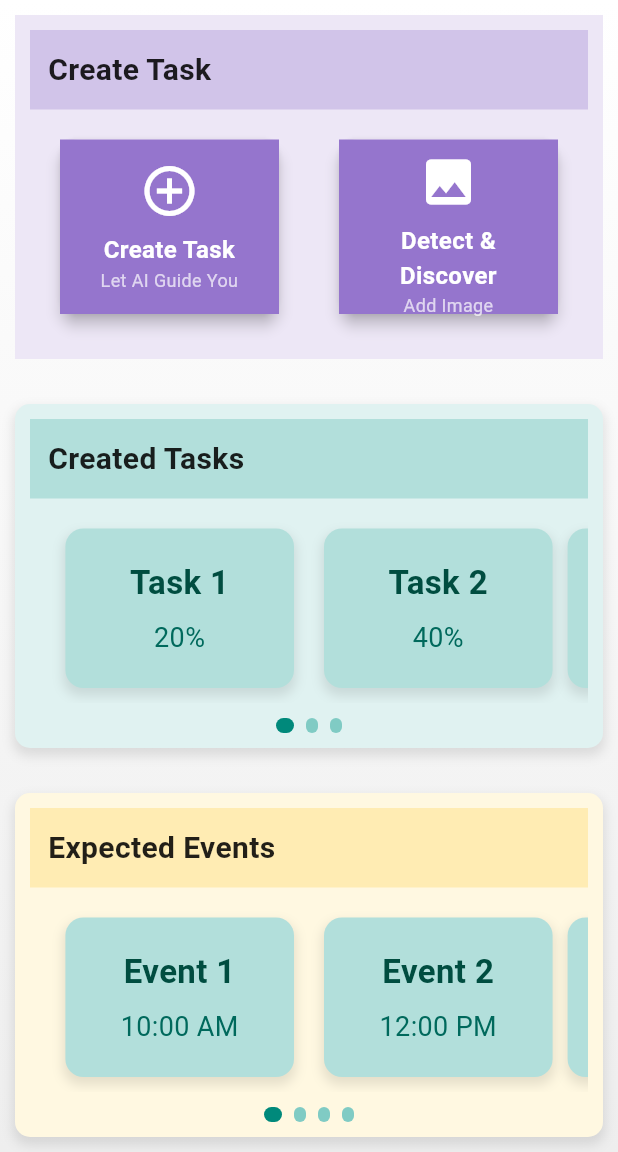
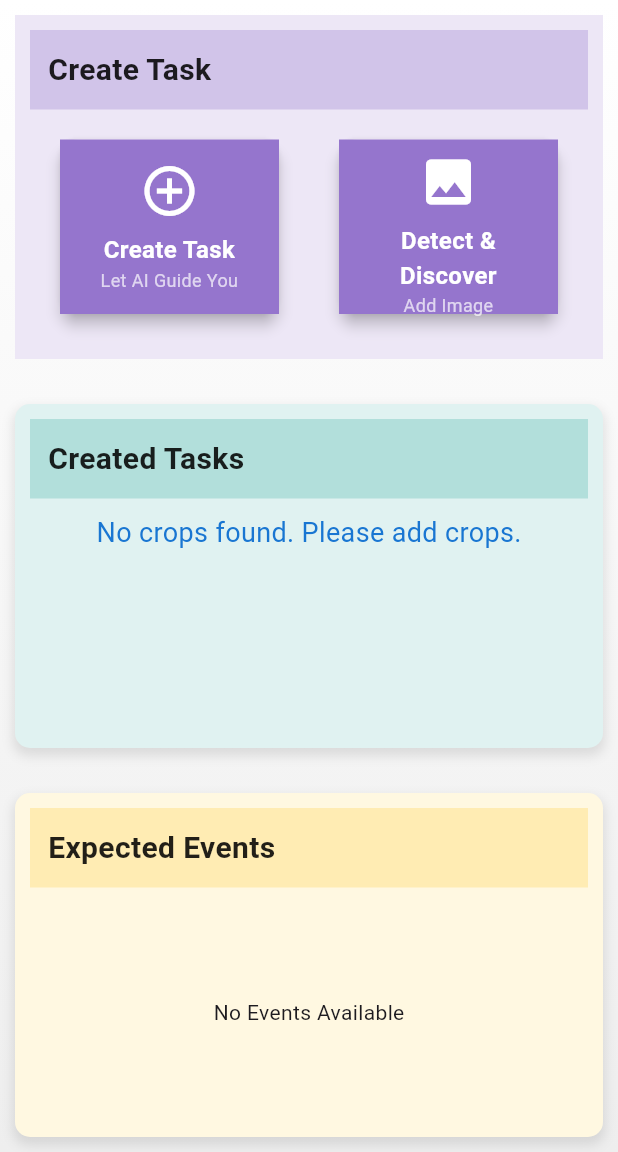
Before and after one commit to Lib1221/Smart_Gebere, a Flutter app: the screen it shows once a user with an empty profile is signed in, on a phone screen of 412 x 824 dp, the part 84-1236 px from its top. Run offline on Flutter 3.47's test engine with Material 3 defaults, Android fonts, the phone set to English and light mode, and no system bars; our stand-ins replace cloud_firestore, file_picker, firebase_auth, firebase_core, flutter_dotenv, flutter_markdown and 6 more; accounts and stored records are empty.

Commit message:
Refactor created_task.dart to fetch and display crop data from Firestore

```diff
--- a/lib/Home/created_task.dart
+++ b/lib/Home/created_task.dart
@@ -1,6 +1,6 @@
-// ignore_for_file: library_private_types_in_public_api
-
 import 'package:flutter/material.dart';
+import 'package:cloud_firestore/cloud_firestore.dart';
+import 'package:firebase_auth/firebase_auth.dart';
 
 class SlideableCreatedTasks extends StatefulWidget {
   @override
@@ -11,49 +11,87 @@ class _SlideableCreatedTasksState extends State<SlideableCreatedTasks> {
   final PageController _pageController = PageController(viewportFraction: 0.9);
   int _currentPage = 0;
 
-  final List<Map<String, String>> tasks = [
-    {'task': 'Task 1', 'progress': '20%'},
-    {'task': 'Task 2', 'progress': '40%'},
-    {'task': 'Task 3', 'progress': '60%'},
-    {'task': 'Task 4', 'progress': '80%'},
-    {'task': 'Task 5', 'progress': '100%'},
-    {'task': 'Task 6', 'progress': '50%'},
-  ];
+  List<Map<String, dynamic>> cropsData = [];
+
+  @override
+  void initState() {
+    super.initState();
+    _fetchCropsData(); // Fetch crops data from Firestore
+  }
+
+  Future<void> _fetchCropsData() async {
+    try {
+      User? user = FirebaseAuth.instance.currentUser;
+      if (user == null) return;
+
+      String uid = user.uid;
+      FirebaseFirestore firestore = FirebaseFirestore.instance;
+      DocumentReference userDocRef = firestore.collection('Farmers').doc(uid);
+
+      // Fetch crop data for this user
+      DocumentSnapshot docSnapshot = await userDocRef.get();
+      if (docSnapshot.exists) {
+        var crops = docSnapshot['crops'] as List<dynamic>;
+        setState(() {
+          cropsData = crops.map((crop) => {
+            'cropName': crop['name'],
+            'id': crop['id'],
+            'weeks': crop['weeks'].map((week) => {
+              'week': week['week'],
+              'dateRange': week['date_range'],
+              'stage': week['stage'],
+              'tasks': week['tasks'],
+              'progress': 50, // Set default progress to 50%
+            }).toList(),
+          }).toList();
+          // Reverse the cropsData list
+          cropsData = cropsData.reversed.toList();
+        });
+      } else {
+        // Handle case where no crops are found (empty state)
+        setState(() {
+          cropsData = [];
+        });
+      }
+    } catch (e) {
+      print("Error fetching crops data: $e");
+    }
+  }
 
   @override
   Widget build(BuildContext context) {
     return Column(
       children: [
+        if (cropsData.isEmpty)
+          _buildEmptyState(),  // Show empty state if no crops
+        if (cropsData.isNotEmpty)
           Expanded(
             child: PageView.builder(
               controller: _pageController,
-            itemCount: (tasks.length / 2).ceil(),
+              itemCount: (cropsData.length / 2).ceil(), // Divide by 2 to show 2 cards per page
               onPageChanged: (index) {
                 setState(() {
                   _currentPage = index;
                 });
               },
               itemBuilder: (context, pageIndex) {
-              final int firstTaskIndex = pageIndex * 2;
-              final int secondTaskIndex = firstTaskIndex + 1;
+                var startIndex = pageIndex * 2;
+                var crop1 = cropsData.length > startIndex ? cropsData[startIndex] : null;
+                var crop2 = cropsData.length > startIndex + 1 ? cropsData[startIndex + 1] : null;
 
                 return Row(
                   mainAxisAlignment: MainAxisAlignment.center,
                   children: [
-                  // First Card
+                    if (crop1 != null)
                       Expanded(
-                    child: _buildCard(
-                      tasks[firstTaskIndex]['task']!,
-                      tasks[firstTaskIndex]['progress']!,
+                        child: _buildCropCard(
+                          crop1['cropName'],
                         ),
                       ),
-                  const SizedBox(width: 10),
-                  // Second Card (check if exists)
-                  if (secondTaskIndex < tasks.length)
+                    if (crop2 != null)
                       Expanded(
-                      child: _buildCard(
-                        tasks[secondTaskIndex]['task']!,
-                        tasks[secondTaskIndex]['progress']!,
+                        child: _buildCropCard(
+                          crop2['cropName'],
                         ),
                       ),
                   ],
@@ -66,7 +104,7 @@ class _SlideableCreatedTasksState extends State<SlideableCreatedTasks> {
         Row(
           mainAxisAlignment: MainAxisAlignment.center,
           children: List.generate(
-            (tasks.length / 2).ceil(),
+            (cropsData.length / 2).ceil(), // Divide by 2 to show the correct number of dots
             (index) => AnimatedContainer(
               duration: const Duration(milliseconds: 300),
               margin: const EdgeInsets.symmetric(horizontal: 4),
@@ -74,8 +112,8 @@ class _SlideableCreatedTasksState extends State<SlideableCreatedTasks> {
               width: _currentPage == index ? 12 : 8,
               decoration: BoxDecoration(
                 color: _currentPage == index
-                    ? Colors.teal.shade600
-                    : Colors.teal.shade200,
+                    ? Colors.blue.shade600  // Changed to blue color
+                    : Colors.blue.shade200, // Changed to lighter blue
                 borderRadius: BorderRadius.circular(8),
               ),
             ),
@@ -85,13 +123,23 @@ class _SlideableCreatedTasksState extends State<SlideableCreatedTasks> {
     );
   }
 
-  // Helper to build cards
-  Widget _buildCard(String task, String progress) {
+  // Helper to build empty state when no crops are found
+  Widget _buildEmptyState() {
+    return Center(
+      child: Text(
+        'No crops found. Please add crops.',
+        style: TextStyle(fontSize: 18, color: Colors.blue.shade700), // Changed to blue color
+      ),
+    );
+  }
+
+  // Helper to build crop cards with crop name and progress
+  Widget _buildCropCard(String cropName) {
     return Container(
       margin: const EdgeInsets.symmetric(horizontal: 5, vertical: 10),
       padding: const EdgeInsets.all(12),
       decoration: BoxDecoration(
-        color: Colors.teal.shade100,
+        color: Colors.blue.shade100, // Changed to blue color
         borderRadius: BorderRadius.circular(12),
         boxShadow: [
           BoxShadow(
@@ -106,67 +154,34 @@ class _SlideableCreatedTasksState extends State<SlideableCreatedTasks> {
         mainAxisAlignment: MainAxisAlignment.center,
         children: [
           Text(
-            task,
+            cropName,
             style: TextStyle(
               fontSize: 22,
               fontWeight: FontWeight.bold,
-              color: Colors.teal.shade900,
+              color: Colors.blue.shade900, // Changed to blue color
             ),
             textAlign: TextAlign.center,
           ),
-          const SizedBox(height: 8),
+          const SizedBox(height: 10),
+          // Circular progress indicator with dynamic progress value
+          CircularProgressIndicator(
+            value: 0.5,
+            strokeWidth: 8,
+            backgroundColor: Colors.blue.shade200, // Changed to blue color
+            valueColor: AlwaysStoppedAnimation<Color>(Colors.blue.shade600), // Changed to blue color
+          ),
+          const SizedBox(height: 10),
+          // Display the progress value inside the circular indicator
           Text(
-            progress,
+            'Progress: ${(50).ceil()}%',
             style: TextStyle(
-              fontSize: 18,
-              color: Colors.teal.shade800,
+              fontSize: 16,
+              color: Colors.blue.shade800, // Changed to blue color
+              fontWeight: FontWeight.bold,
             ),
-            textAlign: TextAlign.center,
           ),
         ],
       ),
     );
   }
 }
-
-
-
-
-// Created Task Card
-class CreatedTaskCard extends StatelessWidget {
-  final String progress;
-  final String description;
-
-  const CreatedTaskCard({super.key, required this.progress, required this.description});
-
-  @override
-  Widget build(BuildContext context) {
-    return Card(
-      margin: const EdgeInsets.symmetric(horizontal: 8),
-      color: Colors.teal.shade200,
-      shape: RoundedRectangleBorder(borderRadius: BorderRadius.circular(12)),
-      child: Container(
-        padding: const EdgeInsets.all(12),
-        child: Column(
-          mainAxisAlignment: MainAxisAlignment.center,
-          children: [
-            Text(
-              progress,
-              style: const TextStyle(
-                fontSize: 26,
-                fontWeight: FontWeight.bold,
-                color: Colors.white,
-              ),
-            ),
-            const SizedBox(height: 8),
-            Text(
-              description,
-              style: const TextStyle(fontSize: 14, color: Colors.white70),
-              textAlign: TextAlign.center,
-            ),
-          ],
-        ),
-      ),
-    );
-  }
-}
--- a/lib/Home/expected_event.dart
+++ b/lib/Home/expected_event.dart
@@ -1,9 +1,11 @@
-
-// ignore_for_file: library_private_types_in_public_api
-
+import 'package:cloud_firestore/cloud_firestore.dart';
 import 'package:flutter/material.dart';
+import 'package:intl/intl.dart';
+import 'package:firebase_auth/firebase_auth.dart';
 
 class SlideableExpectedEvents extends StatefulWidget {
+  const SlideableExpectedEvents({Key? key}) : super(key: key);
+
   @override
   _SlideableExpectedEventsState createState() => _SlideableExpectedEventsState();
 }
@@ -11,22 +13,79 @@ class SlideableExpectedEvents extends StatefulWidget {
 class _SlideableExpectedEventsState extends State<SlideableExpectedEvents> {
   final PageController _pageController = PageController(viewportFraction: 0.9);
   int _currentPage = 0;
+  final FirebaseFirestore _firestore = FirebaseFirestore.instance;
+  late Future<List<Map<String, dynamic>>> _eventsFuture;
 
-  final List<Map<String, String>> events = [
-    {'event': 'Event 1', 'time': '10:00 AM'},
-    {'event': 'Event 2', 'time': '12:00 PM'},
-    {'event': 'Event 3', 'time': '02:00 PM'},
-    {'event': 'Event 4', 'time': '04:00 PM'},
-    {'event': 'Event 5', 'time': '06:00 PM'},
-    {'event': 'Event 6', 'time': '08:00 PM'},
-    {'event': 'Adugna', 'time': '06:00 PM'},
-    {'event': 'Liben', 'time': '08:00 PM'},
+  @override
+  void initState() {
+    super.initState();
+    _eventsFuture = _fetchEvents();
+  }
 
+  // 🔹 Fetches and filters crop events within ±7 days.
+  Future<List<Map<String, dynamic>>> _fetchEvents() async {
+    try {
+      final user = FirebaseAuth.instance.currentUser;
+      if (user == null) {
+        // No authenticated user, return an empty list or show an error.
+        return [];
+      }
 
-  ];
+      final String userId = user.uid;
+      final DocumentSnapshot userDoc = await _firestore.collection('Farmers').doc(userId).get();
+
+      if (!userDoc.exists) return [];
+
+      final List<dynamic> crops = userDoc['crops'] ?? [];
+      final DateTime today = DateTime.now();
+      final DateFormat dateFormat = DateFormat('yyyy-MM-dd');
+
+      List<Map<String, dynamic>> filteredEvents = [];
+
+      for (var crop in crops) {
+        for (var week in crop['weeks']) {
+          final List<String> dateRange = List<String>.from(week['date_range']);
+          final DateTime startDate = dateFormat.parse(dateRange[0]);
+          final DateTime endDate = dateFormat.parse(dateRange[1]);
+
+          // 🔍 Check if the event falls within ±7 days of today
+          if (today.isAfter(startDate.subtract(const Duration(days: 7))) &&
+              today.isBefore(endDate.add(const Duration(days: 7)))) {
+            filteredEvents.add({
+              'name': crop['name'],
+              'stage': week['stage'],
+              'start_date': dateFormat.format(startDate),
+              'end_date': dateFormat.format(endDate),
+            });
+          }
+        }
+      }
+
+      return filteredEvents;
+    } catch (e) {
+      print("Error fetching data: $e");
+      return [];
+    }
+  }
 
   @override
   Widget build(BuildContext context) {
+    return FutureBuilder<List<Map<String, dynamic>>>(
+      future: _eventsFuture,
+      builder: (context, snapshot) {
+        if (snapshot.connectionState == ConnectionState.waiting) {
+          return const Center(child: CircularProgressIndicator());
+        }
+
+        if (snapshot.hasError) {
+          return Center(child: Text('Error: ${snapshot.error}'));
+        }
+
+        final events = snapshot.data ?? [];
+        if (events.isEmpty) {
+          return const Center(child: Text("No Events Available"));
+        }
+
         return Column(
           children: [
             Expanded(
@@ -45,21 +104,13 @@ class _SlideableExpectedEventsState extends State<SlideableExpectedEvents> {
                   return Row(
                     mainAxisAlignment: MainAxisAlignment.center,
                     children: [
-                  // First Card
                       Expanded(
-                    child: _buildCard(
-                      events[firstEventIndex]['event']!,
-                      events[firstEventIndex]['time']!,
-                    ),
+                        child: _buildCard(events[firstEventIndex]),
                       ),
                       const SizedBox(width: 10),
-                  // Second Card (check if exists)
                       if (secondEventIndex < events.length)
                         Expanded(
-                      child: _buildCard(
-                        events[secondEventIndex]['event']!,
-                        events[secondEventIndex]['time']!,
-                      ),
+                          child: _buildCard(events[secondEventIndex]),
                         ),
                     ],
                   );
@@ -67,7 +118,6 @@ class _SlideableExpectedEventsState extends State<SlideableExpectedEvents> {
               ),
             ),
             const SizedBox(height: 10),
-        // Dot Indicators
             Row(
               mainAxisAlignment: MainAxisAlignment.center,
               children: List.generate(
@@ -88,9 +138,12 @@ class _SlideableExpectedEventsState extends State<SlideableExpectedEvents> {
             ),
           ],
         );
+      },
+    );
   }
 
-  Widget _buildCard(String event, String time) {
+  // 🎨 Card UI to display event details without the tasks
+  Widget _buildCard(Map<String, dynamic> event) {
     return Container(
       margin: const EdgeInsets.symmetric(horizontal: 5, vertical: 10),
       padding: const EdgeInsets.all(12),
@@ -108,56 +161,34 @@ class _SlideableExpectedEventsState extends State<SlideableExpectedEvents> {
       ),
       child: Column(
         mainAxisAlignment: MainAxisAlignment.center,
+        crossAxisAlignment: CrossAxisAlignment.start,
         children: [
           Text(
-            event,
+            "${event['name']} - ${event['stage']}",
             style: TextStyle(
-              fontSize: 22,
+              fontSize: 20,
               fontWeight: FontWeight.bold,
               color: Colors.teal.shade900,
             ),
-            textAlign: TextAlign.center,
+            textAlign: TextAlign.left,
           ),
           const SizedBox(height: 8),
           Text(
-            time,
+            "Start Date: ${event['start_date']}",
             style: TextStyle(
-              fontSize: 18,
+              fontSize: 16,
               color: Colors.teal.shade800,
             ),
-            textAlign: TextAlign.center,
+          ),
+          Text(
+            "End Date: ${event['end_date']}",
+            style: TextStyle(
+              fontSize: 16,
+              color: Colors.teal.shade800,
+            ),
           ),
         ],
       ),
     );
   }
 }
-
-class ExpectedEventCard extends StatelessWidget {
-  final String eventName;
-
-  const ExpectedEventCard({super.key, required this.eventName});
-
-  @override
-  Widget build(BuildContext context) {
-    return Card(
-      margin: const EdgeInsets.symmetric(horizontal: 8),
-      color: Colors.amber.shade200,
-      shape: RoundedRectangleBorder(borderRadius: BorderRadius.circular(12)),
-      child: Container(
-        padding: const EdgeInsets.all(12),
-        child: Center(
-          child: Text(
-            eventName,
-            style: const TextStyle(
-              fontSize: 16,
-              fontWeight: FontWeight.bold,
-              color: Colors.white,
-            ),
-            textAlign: TextAlign.center,
-          ),
-        ),
-      ),
-    );
-  }
-}
```
Lines whose indentation alone changed are shown as unchanged.
